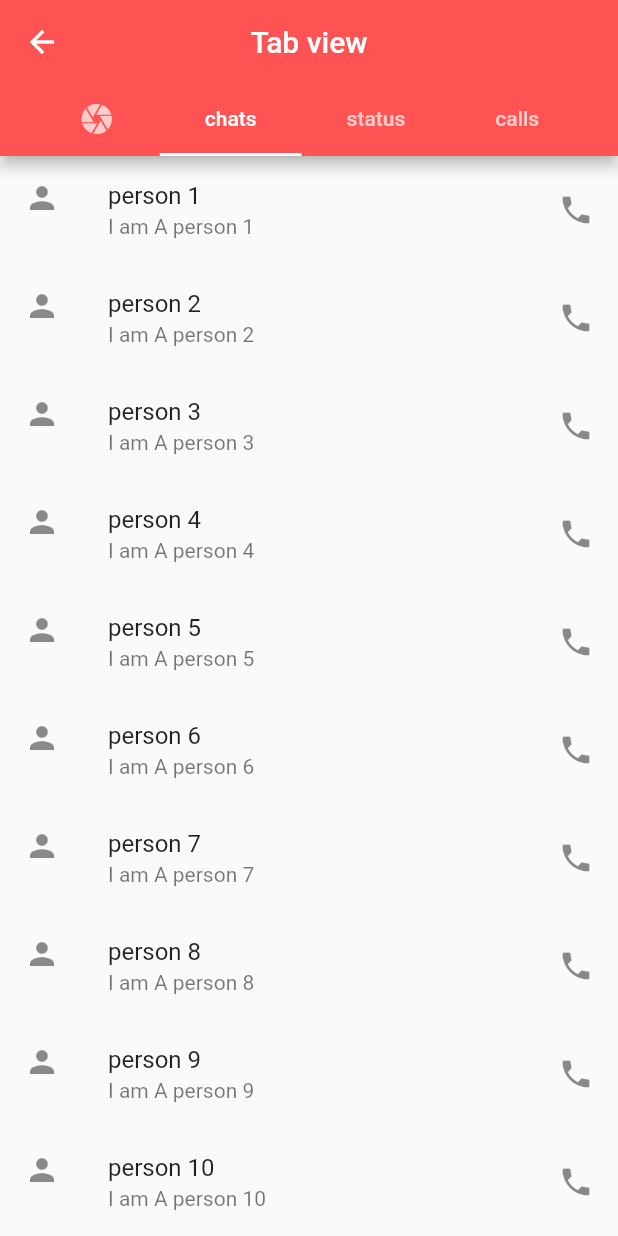
After one commit to Dheerajsingh002/flutter_animation, a Flutter app: the TabView screen opened directly, on a phone screen of 412 x 824 dp. The commit adds this screen. Run offline on Flutter 3.47's test engine with Material 2 defaults, Android fonts, the phone set to English and light mode, and no system bars; our stand-ins replace shared_preferences; accounts and stored records are empty.

Commit message:
initial commit

```diff
--- /dev/null
+++ b/lib/TabView.dart
@@ -0,0 +1,56 @@
+import 'package:flutter/material.dart';
+
+class TabView extends StatefulWidget {
+  const TabView({super.key});
+
+  @override
+  State<TabView> createState() => _TabViewState();
+}
+
+class _TabViewState extends State<TabView> {
+  @override
+  Widget build(BuildContext context) {
+    return DefaultTabController(
+        length: 4,
+        initialIndex: 1,
+        child: Scaffold(
+          appBar: AppBar(
+            backgroundColor: Colors.redAccent,
+            title: Text(
+              "Tab view",
+              style: TextStyle(color: Colors.white),
+            ),
+            centerTitle: true,
+            bottom: TabBar(
+                isScrollable: true,
+                labelPadding: EdgeInsets.symmetric(horizontal: 30),
+                indicatorColor: Colors.white,
+                tabs: [
+                  Tab(
+                    icon: Icon(Icons.camera),
+                  ),
+                  Tab(
+                    icon: Text("chats"),
+                  ),
+                  Tab(icon: Text("status")),
+                  Tab(icon: Text("calls"))
+                ]),
+          ),
+          body: TabBarView(children: [
+            Icon(Icons.camera),
+            ListView.builder(
+                itemCount: 10,
+                itemBuilder: (context, index) {
+                  return ListTile(
+                    leading: Icon(Icons.person),
+                    title: Text("person ${index + 1}"),
+                    subtitle: Text("I am A person ${index + 1}"),
+                    trailing: Icon(Icons.phone),
+                  );
+                }),
+            Center(child: Icon(Icons.start)),
+            Center(child: Icon(Icons.call)),
+          ]),
+        ));
+  }
+}
--- a/lib/main.dart
+++ b/lib/main.dart
@@ -1,6 +1,7 @@
 import 'package:flutter/material.dart';
 import 'package:flutter_animation/AnimateCon.dart';
 import 'package:flutter_animation/AnimateOpo.dart';
+import 'package:flutter_animation/BottomNavigationBar.dart';
 import 'package:flutter_animation/Cliprrct.dart';
 import 'package:flutter_animation/CrossFade.dart';
 import 'package:flutter_animation/Gradients.dart';
@@ -9,6 +10,8 @@ import 'package:flutter_animation/ListWheel.dart';
 import 'package:flutter_animation/Mapping.dart';
 import 'package:flutter_animation/RippleEffect.dart';
 import 'package:flutter_animation/SharedPreferences.dart';
+import 'package:flutter_animation/SplashScree.dart';
+import 'package:flutter_animation/TabView.dart';
 import 'package:flutter_animation/TweenAnimation.dart';
 
 void main() {
@@ -36,7 +39,7 @@ class MyApp extends StatelessWidget {
         // is not restarted.
         primarySwatch: Colors.blue,
       ),
-      home: Shareds(),
+      home: BottomNavigation(),
     );
   }
 }
```
Also changed, not shown: lib/BottomNavigationBar.dart (added, +33 -0 lines), lib/HomePage.dart (added, +41 -0 lines), lib/LoginScreen.dart (added, +68 -0 lines), lib/SplashScree.dart (added, +56 -0 lines), 2 other files.
